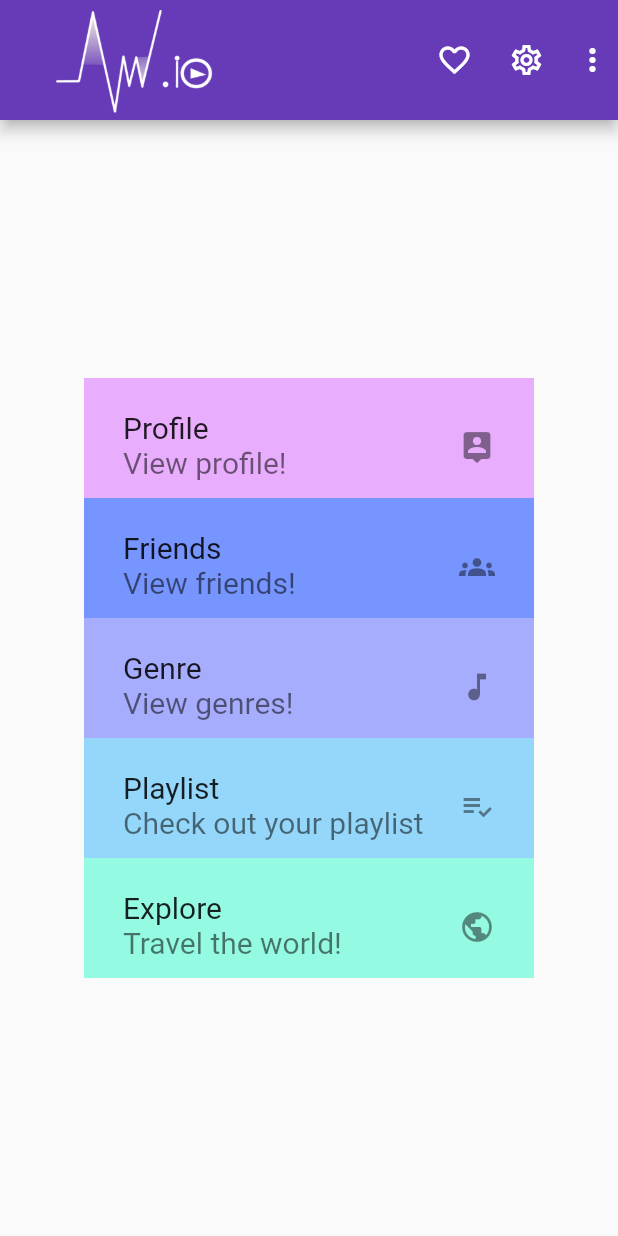
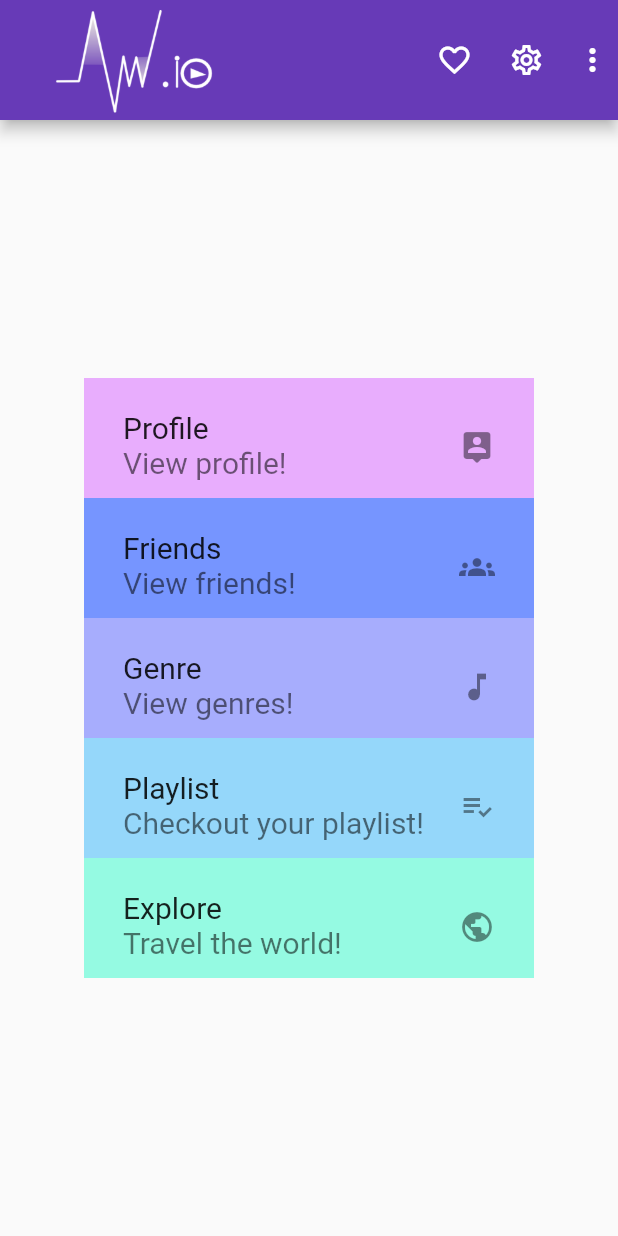
Before and after one commit to CSCI4100U/course-project-csci-4100-final-project-aud-io, a Flutter app: the screen it shows once a user with an empty profile is signed in, on a phone screen of 412 x 824 dp. Run offline on Flutter 3.47's test engine with Material 2 defaults, Android fonts, the phone set to English and light mode, and no system bars; our stand-ins replace animated_splash_screen, charts_flutter_new, cloud_firestore, email_validator, firebase_auth, firebase_core and 10 more; missing offline and left inert: dart:ffi; accounts and stored records are empty; network calls fail.

Commit message:
Implemented i18n to new routes

```diff
--- a/group_project/lib/main.dart
+++ b/group_project/lib/main.dart
@@ -72,16 +72,16 @@ class MyApp extends StatelessWidget {
           '/friendsList' : (context) => FriendList(title: FlutterI18n.translate(context, "titles.friend"),),
           '/addFriend' : (context) => AddFriendSearch(title: FlutterI18n.translate(context, "titles.add_friend"),userNameEntered: ""),
 
-          '/addSongs' : (context) => AddSongs(title: "Add Song"),
+          '/addSongs' : (context) => AddSongs(title: FlutterI18n.translate(context, "titles.add_song")),
           '/genre' : (context) => GenreView(title: FlutterI18n.translate(context, "titles.genre",), heartBool: false,),
           '/heartGenre' : (context) => GenreView(title: FlutterI18n.translate(context, "titles.genre",), heartBool: true,),
 
           '/settings' : (context) => SettingsView(title: FlutterI18n.translate(context, "titles.setting")),
-          '/favGenres' : (context) => FavoriteGenresView(title: "Liked Genres",),
+          '/favGenres' : (context) => FavoriteGenresView(title: FlutterI18n.translate(context, "titles.liked_genre"),),
           '/explore' : (context) => ExplorePage(title: FlutterI18n.translate(context, "titles.explore"),),
           '/statistics' : (context) => StatisticsDataTable(title: FlutterI18n.translate(context, "titles.stats_table"),),
           '/statisticsChart' : (context) => StatisticsChart(title: FlutterI18n.translate(context, "titles.stats_chart"), frequencies: [],),
-          '/playlist' : (context) => PlaylistView(title: "My Playlist"),
+          '/playlist' : (context) => PlaylistView(title: FlutterI18n.translate(context, "titles.my_playlist")),
 
         },
         localizationsDelegates: [
@@ -144,17 +144,17 @@ class _MyHomePageState extends State<MyHomePage> {
             child: PopupMenuButton(
               itemBuilder: (context) => [
                 //TODO: Translate these texts as well
-                const PopupMenuItem(
+                PopupMenuItem(
                     value: 1,
-                    child: Text('English')
+                    child: Text(FlutterI18n.translate(context, "forms.languages.english"))
                 ),
-                const PopupMenuItem(
+                PopupMenuItem(
                     value: 2,
-                    child: Text('French')
+                    child: Text(FlutterI18n.translate(context, "forms.languages.french"))
                 ),
-                const PopupMenuItem(
+                PopupMenuItem(
                     value: 3,
-                    child: Text('Spanish')
+                    child: Text(FlutterI18n.translate(context, "forms.languages.spanish"))
                 ),
               ],
               onSelected: (value) {
@@ -251,9 +251,9 @@ class _MyHomePageState extends State<MyHomePage> {
                           padding: padding,
                           width: 300,
                           decoration: const BoxDecoration(color: Color.fromRGBO(149, 215, 250, 1.0)),
-                          child: const ListTile(
-                              title: Text("Playlist", style: style,),
-                              subtitle: Text("Check out your playlist", style: style,),
+                          child: ListTile(
+                              title: Text(FlutterI18n.translate(context, "titles.playlist"), style: style,),
+                              subtitle: Text(FlutterI18n.translate(context, "main.view_playlist"), style: style,),
                               trailing: const Icon(Icons.playlist_add_check_outlined)
                           ),
                         ),
```
